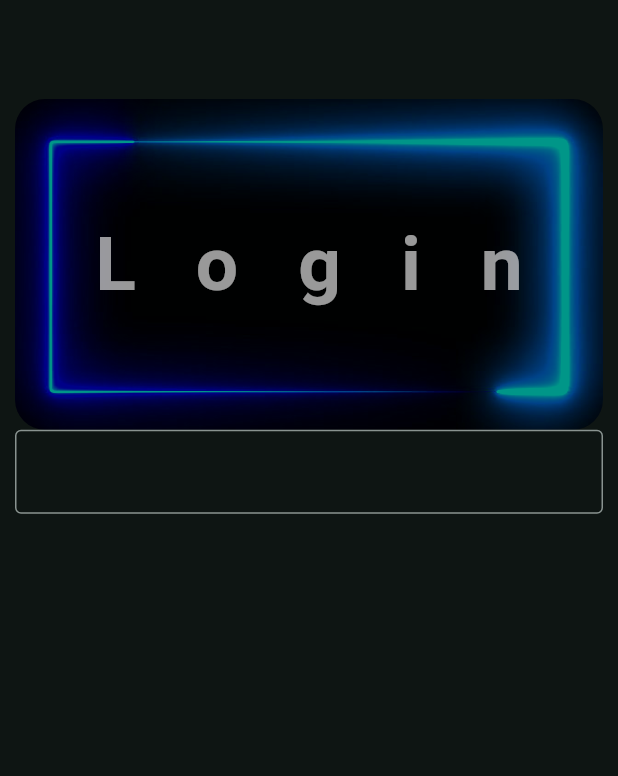
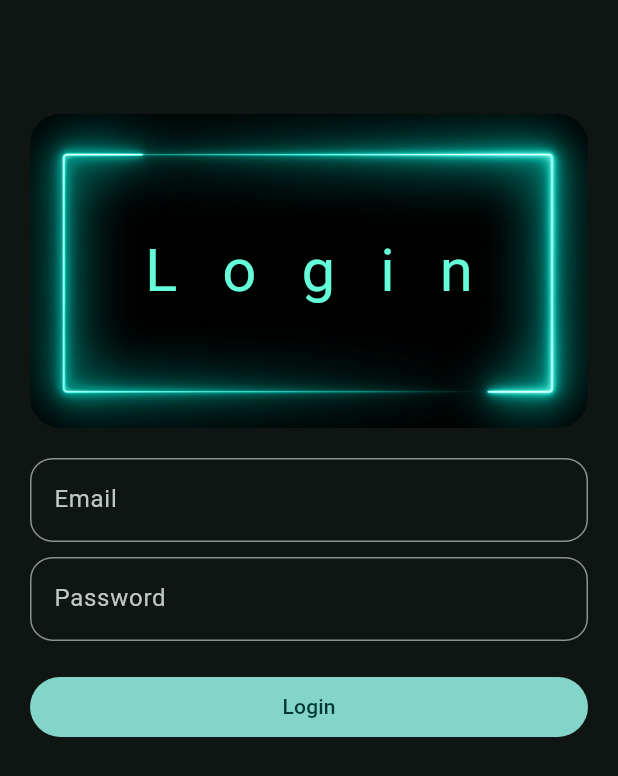
Before and after one commit to attreyabhatt/flutter_demo, a Flutter app: the screen it shows after launch, after a tap on "Get Started", on a phone screen of 412 x 824 dp. Shown: the top 776 px of the screen. Run offline on Flutter 3.47's test engine with Material 3 defaults, Android fonts, the phone set to English and light mode, and no system bars; our stand-ins replace lottie.

Commit message:
building out the login and hero widget

```diff
--- a/lib/views/pages/login_page.dart
+++ b/lib/views/pages/login_page.dart
@@ -1,4 +1,5 @@
 import 'package:flutter/material.dart';
+import 'package:flutter_demo/views/widget_tree.dart';
 import 'package:flutter_demo/views/widgets/hero_widget.dart';
 
 class LoginPage extends StatefulWidget {
@@ -9,20 +10,15 @@ class LoginPage extends StatefulWidget {
 }
 
 class _LoginPageState extends State<LoginPage> {
-  TextEditingController controller = TextEditingController();
-
-  //triggers when the login page is opened
-  @override
-  void initState() {
-    print('initState');
-    super.initState();
-  }
+  TextEditingController controllerEmail = TextEditingController();
+  TextEditingController controllerPw = TextEditingController();
 
   //trigger when the login page is closeed.
   @override
   void dispose() {
     //removing the controller after the login page is closed
-    controller.dispose();
+    controllerEmail.dispose();
+    controllerPw.dispose();
     super.dispose();
   }
 
@@ -31,16 +27,53 @@ class _LoginPageState extends State<LoginPage> {
     return Scaffold(
       appBar: AppBar(),
       body: Padding(
-        padding: const EdgeInsets.all(10.0),
+        padding: const EdgeInsets.all(20.0),
         child: Column(
           children: [
             HeroWidget(title: 'Login'),
+            SizedBox(height: 20.0),
             TextField(
-              controller: controller,
-              decoration: InputDecoration(border: OutlineInputBorder()),
+              controller: controllerEmail,
+              decoration: InputDecoration(
+                hintText: 'Email',
+                border: OutlineInputBorder(
+                  borderRadius: BorderRadius.circular(15.0),
+                ),
+              ),
               onEditingComplete: () {
                 setState(() {});
               },
+            ),
+
+            SizedBox(height: 10.0),
+            TextField(
+              controller: controllerPw,
+              decoration: InputDecoration(
+                hintText: 'Password',
+                border: OutlineInputBorder(
+                  borderRadius: BorderRadius.circular(15.0),
+                ),
+              ),
+              onEditingComplete: () {
+                setState(() {});
+              },
+            ),
+            SizedBox(height: 20.0),
+            FilledButton(
+              onPressed: () {
+                Navigator.pushReplacement(
+                  context,
+                  MaterialPageRoute(
+                    builder: (context) {
+                      return WidgetTree();
+                    },
+                  ),
+                );
+              },
+              style: FilledButton.styleFrom(
+                minimumSize: Size(double.infinity, 40.0),
+              ),
+              child: Text('Login'),
             ),
           ],
         ),
--- a/lib/views/pages/welcome_page.dart
+++ b/lib/views/pages/welcome_page.dart
@@ -55,7 +55,7 @@ class WelcomePage extends StatelessWidget {
               style: FilledButton.styleFrom(
                 minimumSize: Size(double.infinity, 40.0),
               ),
-              child: Text('Login', style: TextStyle(color: Colors.white)),
+              child: Text('Login'),
             ),
           ],
         ),
--- a/lib/views/widgets/hero_widget.dart
+++ b/lib/views/widgets/hero_widget.dart
@@ -16,7 +16,7 @@ class HeroWidget extends StatelessWidget {
             child: Image.asset(
               'assets/images/bg.jpg',
               color: Colors.teal,
-              colorBlendMode: BlendMode.darken,
+              colorBlendMode: BlendMode.color,
             ),
           ),
         ),
@@ -24,10 +24,9 @@ class HeroWidget extends StatelessWidget {
           child: Text(
             title,
             style: TextStyle(
-              fontWeight: FontWeight.bold,
-              fontSize: 50.0,
-              letterSpacing: 40.0,
-              color: Colors.white60,
+              fontSize: 40.0,
+              letterSpacing: 30.0,
+              color: Colors.tealAccent,
             ),
           ),
         ),
```
